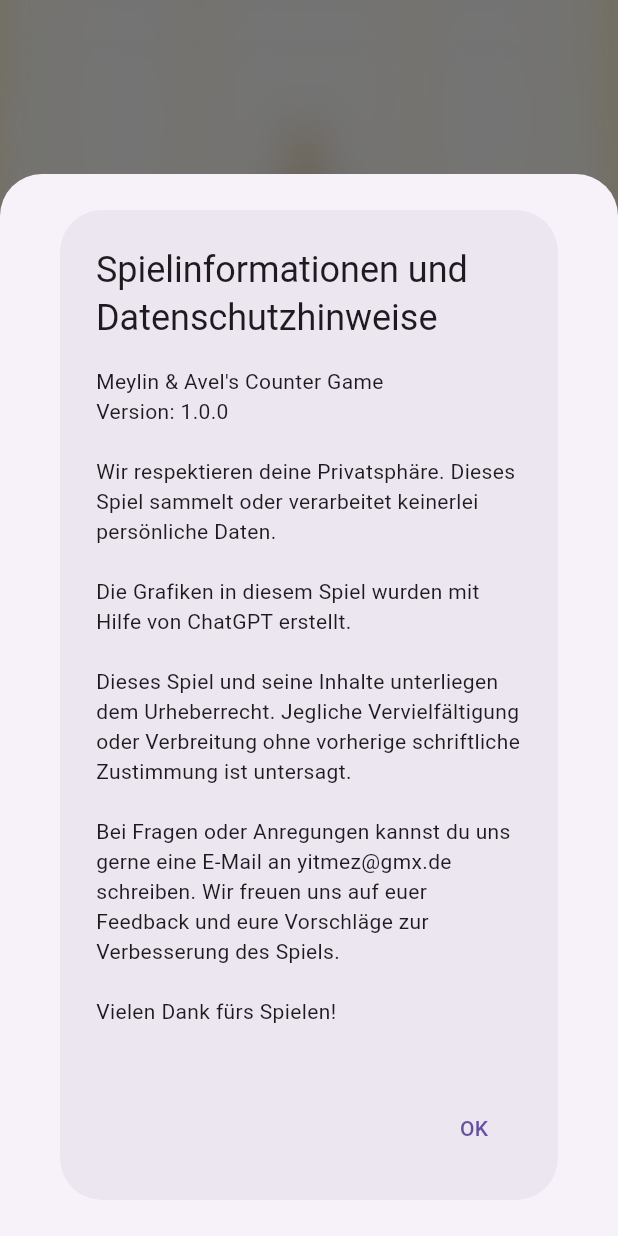
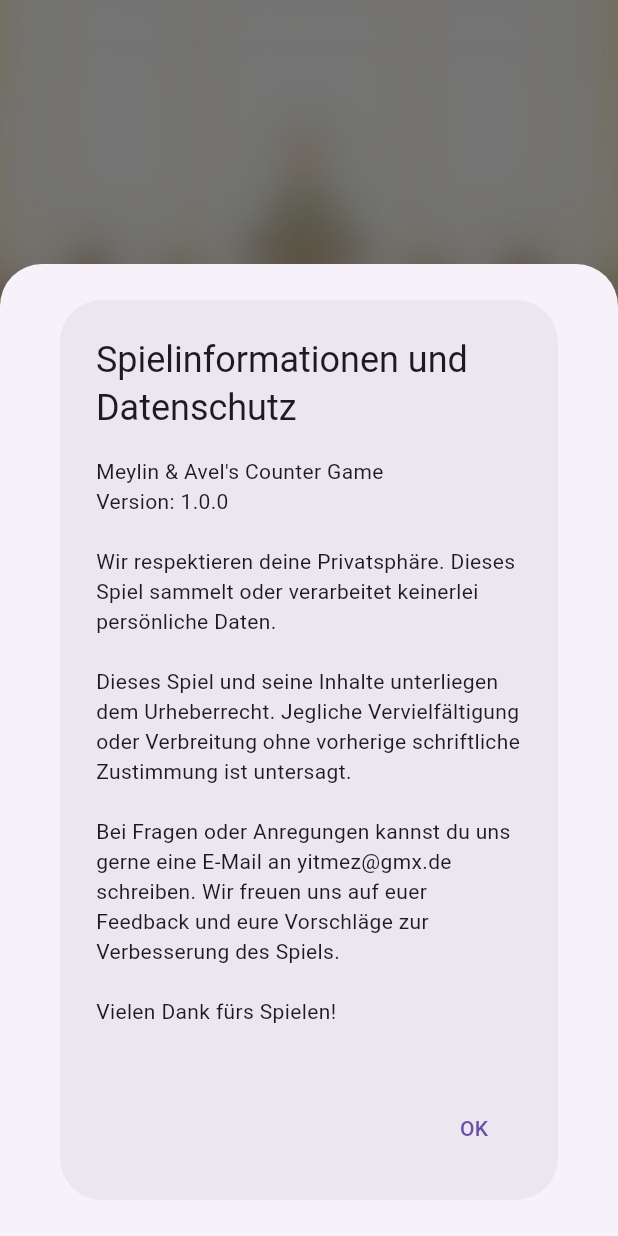
Before and after one commit to KerimYitmez/CounterGame, a Flutter app: the screen it shows after launch, after a tap on the "info" icon, on a phone screen of 412 x 824 dp. Run offline on Flutter 3.47's test engine with Material 3 defaults, Android fonts, the phone set to English and light mode, and no system bars; our stand-ins replace google_fonts, showcaseview, vibration.

Commit message:
letzte Änderrrungen

```diff
--- a/lib/start_page.dart
+++ b/lib/start_page.dart
@@ -17,15 +17,15 @@ class StartPage extends StatelessWidget {
     String infoText =
         '''Herzlich willkommen, kleiner Freund! Lass uns gemeinsam ein spannendes Spiel spielen. Jedes Mal, wenn der Redner ‘Jehova’ oder ‘Jesus’ sagt, klickst du auf einen der beiden Buttons. Bei ‘Jehova’ klickst du auf den linken Button und bei ‘Jesus’ auf den rechten. Du wirst sehen, wie die Zahlen auf dem Bildschirm steigen! Wenn du das Spiel neu starten möchtest, kannst du den Counter jederzeit auf null zurücksetzen. Viel Spaß beim Zuhören und Spielen!
 
-An die lieben Eltern: Dieses Spiel wurde entwickelt, um unseren kleinen Freunden dabei zu helfen, aufmerksamer zuzuhören. Es ist eine spielerische Methode, die Konzentration zu fördern. Wir vertrauen darauf, dass Ihr dieses Spiel verantwortungsvoll nutzen und es als hilfreiches Werkzeug zur Förderung des aktiven Zuhörens einsetzen werdet.''';
+An die lieben Eltern: Dieses Spiel wurde entwickelt, um unseren kleinen Freunden dabei zu helfen, aufmerksamer zuzuhören. Es ist eine spielerische Methode, die Konzentration zu fördern. Wir vertrauen darauf, dass Ihr dieses Spiel verantwortungsvoll nutzen und es als hilfreiches Werkzeug zur Förderung des aktiven Zuhörens einsetzen werdet.
+
+Mit freundlichen Grüßen, Euer Entwicklerteam 🌟🎮''';
 
     String privacyText = '''
 Meylin & Avel's Counter Game
 Version: 1.0.0
 
 Wir respektieren deine Privatsphäre. Dieses Spiel sammelt oder verarbeitet keinerlei persönliche Daten.
-
-Die Grafiken in diesem Spiel wurden mit Hilfe von ChatGPT erstellt.
 
 Dieses Spiel und seine Inhalte unterliegen dem Urheberrecht. Jegliche Vervielfältigung oder Verbreitung ohne vorherige schriftliche Zustimmung ist untersagt.
 
@@ -128,8 +128,7 @@ Vielen Dank fürs Spielen!
                       builder: (BuildContext context) {
                         return SingleChildScrollView(
                           child: AlertDialog(
-                            title: Text(
-                                'Spielinformationen und Datenschutzhinweise'),
+                            title: Text('Spielinformationen und Datenschutz'),
                             content: Text(privacyText),
                             actions: <Widget>[
                               TextButton(
```
Also changed, not shown: pubspec.yaml (+4 -4 lines), lib/assets/images/cover_meylin_avel_smartphone.jpg, 1 other file.
